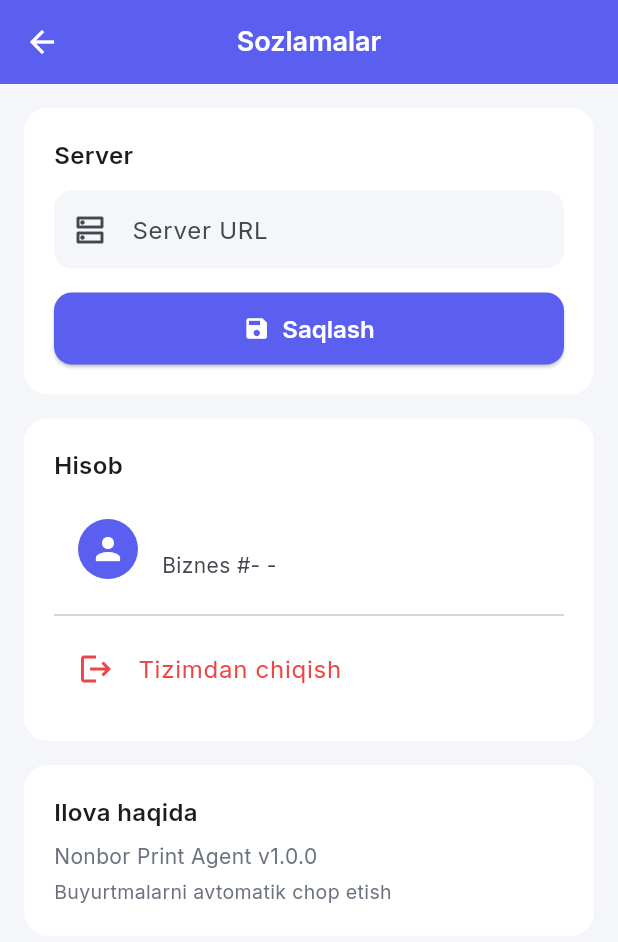
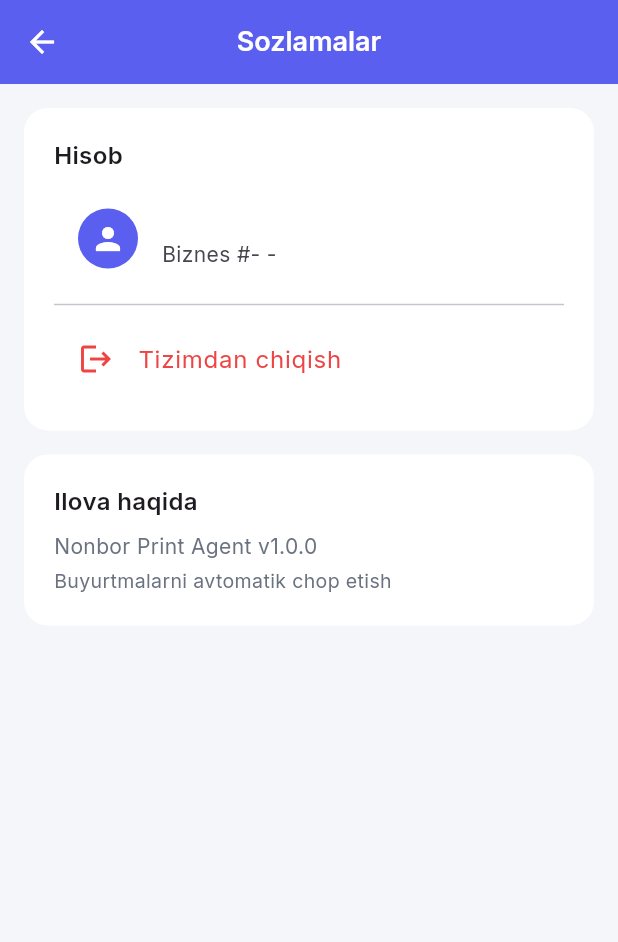
Before and after one commit to Ikhtiyor-s/xprinter, a Flutter app: the SettingsScreen screen opened directly, on a phone screen of 412 x 824 dp. Shown: the top 942 px of the screen. Run offline on Flutter 3.47's test engine with Material 3 defaults, Android fonts, the phone set to English and light mode, and no system bars; our stand-ins replace flutter_animate, google_fonts, shared_preferences; accounts and stored records are empty.

Commit message:
fix: server maydoni olib tashlandi, prod URL hardcode qilindi
Co-Authored-By: Claude Sonnet 4.6 <noreply@anthropic.com>

```diff
--- a/mobile/lib/screens/login_screen.dart
+++ b/mobile/lib/screens/login_screen.dart
@@ -11,7 +11,6 @@ class LoginScreen extends StatefulWidget {
 }
 
 class _LoginScreenState extends State<LoginScreen> {
-  final _serverCtrl = TextEditingController();
   final _userCtrl = TextEditingController();
   final _passCtrl = TextEditingController();
   bool _loading = false;
@@ -21,24 +20,22 @@ class _LoginScreenState extends State<LoginScreen> {
   @override
   void initState() {
     super.initState();
-    _serverCtrl.text = ApiService.serverUrl;
     _userCtrl.text = ApiService.username;
   }
 
   Future<void> _login() async {
-    final server = _serverCtrl.text.trim();
     final user = _userCtrl.text.trim();
     final pass = _passCtrl.text.trim();
-    if (server.isEmpty || user.isEmpty || pass.isEmpty) {
+    if (user.isEmpty || pass.isEmpty) {
       setState(() => _error = "Barcha maydonlarni to'ldiring");
       return;
     }
     setState(() { _loading = true; _error = null; });
     try {
-      final data = await ApiService.login(server, user, pass);
+      final data = await ApiService.login(user, pass);
       if (data["success"] == true) {
         await ApiService.saveConfig(
-          serverUrl: server, username: user, password: pass,
+          username: user, password: pass,
           businessId: data["business_id"], businessName: data["business_name"] ?? "",
         );
         if (mounted) {
@@ -92,10 +89,8 @@ class _LoginScreenState extends State<LoginScreen> {
                   child: Column(crossAxisAlignment: CrossAxisAlignment.stretch, children: [
                     const Text("Tizimga kirish", style: TextStyle(fontSize: 22, fontWeight: FontWeight.w700, color: AppColors.text)),
                     const SizedBox(height: 4),
-                    const Text("Server manzili va login kiriting", style: TextStyle(fontSize: 14, color: AppColors.textSecondary)),
+                    const Text("Login va parolingizni kiriting", style: TextStyle(fontSize: 14, color: AppColors.textSecondary)),
                     const SizedBox(height: 24),
-                    TextField(controller: _serverCtrl, decoration: const InputDecoration(labelText: "Server manzili", hintText: "http://192.168.1.100:9090", prefixIcon: Icon(Icons.dns_outlined)), keyboardType: TextInputType.url),
-                    const SizedBox(height: 14),
                     TextField(controller: _userCtrl, decoration: const InputDecoration(labelText: "Login", prefixIcon: Icon(Icons.person_outline))),
                     const SizedBox(height: 14),
                     TextField(controller: _passCtrl, obscureText: _obscure, decoration: InputDecoration(labelText: "Parol", prefixIcon: const Icon(Icons.lock_outline), suffixIcon: IconButton(icon: Icon(_obscure ? Icons.visibility_off : Icons.visibility), onPressed: () => setState(() => _obscure = !_obscure))), onSubmitted: (_) => _login()),
--- a/mobile/lib/screens/settings_screen.dart
+++ b/mobile/lib/screens/settings_screen.dart
@@ -3,34 +3,12 @@ import '../theme/app_theme.dart';
 import '../services/api_service.dart';
 import 'login_screen.dart';
 
-class SettingsScreen extends StatefulWidget {
+class SettingsScreen extends StatelessWidget {
   const SettingsScreen({super.key});
-  @override
-  State<SettingsScreen> createState() => _SettingsScreenState();
-}
 
-class _SettingsScreenState extends State<SettingsScreen> {
-  final _serverCtrl = TextEditingController();
-
-  @override
-  void initState() {
-    super.initState();
-    _serverCtrl.text = ApiService.serverUrl;
-  }
-
-  void _save() async {
-    await ApiService.saveConfig(serverUrl: _serverCtrl.text.trim());
-    if (mounted) {
-      ScaffoldMessenger.of(context).showSnackBar(
-        const SnackBar(content: Text("Saqlandi"), backgroundColor: AppColors.success),
-      );
-      Navigator.pop(context);
-    }
-  }
-
-  void _logout() async {
+  void _logout(BuildContext context) async {
     await ApiService.clearConfig();
-    if (mounted) {
+    if (context.mounted) {
       Navigator.of(context).pushAndRemoveUntil(
         MaterialPageRoute(builder: (_) => const LoginScreen()), (_) => false,
       );
@@ -48,20 +26,6 @@ class _SettingsScreenState extends State<SettingsScreen> {
             padding: const EdgeInsets.all(20),
             decoration: BoxDecoration(color: Colors.white, borderRadius: BorderRadius.circular(16)),
             child: Column(crossAxisAlignment: CrossAxisAlignment.start, children: [
-              const Text("Server", style: TextStyle(fontSize: 16, fontWeight: FontWeight.w600)),
-              const SizedBox(height: 12),
-              TextField(controller: _serverCtrl, decoration: const InputDecoration(labelText: "Server URL", prefixIcon: Icon(Icons.dns_outlined))),
-              const SizedBox(height: 16),
-              SizedBox(width: double.infinity, height: 48, child: ElevatedButton.icon(
-                onPressed: _save, icon: const Icon(Icons.save), label: const Text("Saqlash"),
-              )),
-            ]),
-          ),
-          const SizedBox(height: 16),
-          Container(
-            padding: const EdgeInsets.all(20),
-            decoration: BoxDecoration(color: Colors.white, borderRadius: BorderRadius.circular(16)),
-            child: Column(crossAxisAlignment: CrossAxisAlignment.start, children: [
               const Text("Hisob", style: TextStyle(fontSize: 16, fontWeight: FontWeight.w600)),
               const SizedBox(height: 8),
               ListTile(
@@ -73,7 +37,7 @@ class _SettingsScreenState extends State<SettingsScreen> {
               ListTile(
                 leading: const Icon(Icons.logout, color: AppColors.error),
                 title: const Text("Tizimdan chiqish", style: TextStyle(color: AppColors.error)),
-                onTap: _logout,
+                onTap: () => _logout(context),
               ),
             ]),
           ),
--- a/mobile/lib/services/api_service.dart
+++ b/mobile/lib/services/api_service.dart
@@ -3,17 +3,18 @@ import 'package:http/http.dart' as http;
 import 'package:shared_preferences/shared_preferences.dart';
 
 class ApiService {
-  static String _serverUrl = '';
+  static const String _baseUrl = 'https://prod.nonbor.uz';
+
   static String _username = '';
   static String _password = '';
   static int? _businessId;
   static String _businessName = '';
 
-  static String get serverUrl => _serverUrl;
+  static String get serverUrl => _baseUrl;
   static int? get businessId => _businessId;
   static String get businessName => _businessName;
   static String get username => _username;
-  static bool get isConfigured => _serverUrl.isNotEmpty;
+  static bool get isConfigured => _username.isNotEmpty;
 
   static Map<String, String> get _headers => {
     'Content-Type': 'application/json',
@@ -24,7 +25,6 @@ class ApiService {
 
   static Future<void> loadConfig() async {
     final prefs = await SharedPreferences.getInstance();
-    _serverUrl = prefs.getString('server_url') ?? '';
     _username = prefs.getString('username') ?? '';
     _password = prefs.getString('password') ?? '';
     _businessId = prefs.getInt('business_id');
@@ -32,14 +32,12 @@ class ApiService {
   }
 
   static Future<void> saveConfig({
-    String? serverUrl,
     String? username,
     String? password,
     int? businessId,
     String? businessName,
   }) async {
     final prefs = await SharedPreferences.getInstance();
-    if (serverUrl != null) { _serverUrl = serverUrl; prefs.setString('server_url', serverUrl); }
     if (username != null) { _username = username; prefs.setString('username', username); }
     if (password != null) { _password = password; prefs.setString('password', password); }
     if (businessId != null) { _businessId = businessId; prefs.setInt('business_id', businessId); }
@@ -49,12 +47,12 @@ class ApiService {
   static Future<void> clearConfig() async {
     final prefs = await SharedPreferences.getInstance();
     await prefs.clear();
-    _serverUrl = ''; _username = ''; _password = '';
+    _username = ''; _password = '';
     _businessId = null; _businessName = '';
   }
 
-  static Future<Map<String, dynamic>> login(String server, String user, String pass) async {
-    final url = '${server.replaceAll(RegExp(r'/$'), '')}/api/v2/agent/auth/';
+  static Future<Map<String, dynamic>> login(String user, String pass) async {
+    final url = '$_baseUrl/api/v2/agent/auth/';
     final resp = await http.post(
       Uri.parse(url),
       headers: {'Content-Type': 'application/json'},
@@ -65,7 +63,7 @@ class ApiService {
 
   static Future<List<dynamic>> pollJobs() async {
     final resp = await http.get(
-      Uri.parse('$_serverUrl/api/v2/print-job/agent/poll/?business_id=$_businessId'),
+      Uri.parse('$_baseUrl/api/v2/print-job/agent/poll/?business_id=$_businessId'),
       headers: _headers,
     ).timeout(const Duration(seconds: 15));
     final data = jsonDecode(resp.body);
@@ -76,7 +74,7 @@ class ApiService {
   static Future<bool> completeJob(int jobId, {String action = 'completed', String? error}) async {
     final body = {'jobs': [{'job_id': jobId, 'action': action, if (error != null) 'error': error}]};
     final resp = await http.post(
-      Uri.parse('$_serverUrl/api/v2/print-job/agent/complete/'),
+      Uri.parse('$_baseUrl/api/v2/print-job/agent/complete/'),
       headers: _headers,
       body: jsonEncode(body),
     ).timeout(const Duration(seconds: 10));
@@ -86,14 +84,14 @@ class ApiService {
 
   static Future<Map<String, dynamic>> healthCheck() async {
     final resp = await http.get(
-      Uri.parse('$_serverUrl/api/v2/health/'),
+      Uri.parse('$_baseUrl/api/v2/health/'),
     ).timeout(const Duration(seconds: 5));
     return jsonDecode(resp.body);
   }
 
   static Future<List<dynamic>> fetchMenu() async {
     final resp = await http.get(
-      Uri.parse('$_serverUrl/api/v2/agent/menu/$_businessId/?username=$_username&password=$_password'),
+      Uri.parse('$_baseUrl/api/v2/agent/menu/$_businessId/?username=$_username&password=$_password'),
       headers: _headers,
     ).timeout(const Duration(seconds: 30));
     final data = jsonDecode(resp.body);
```
